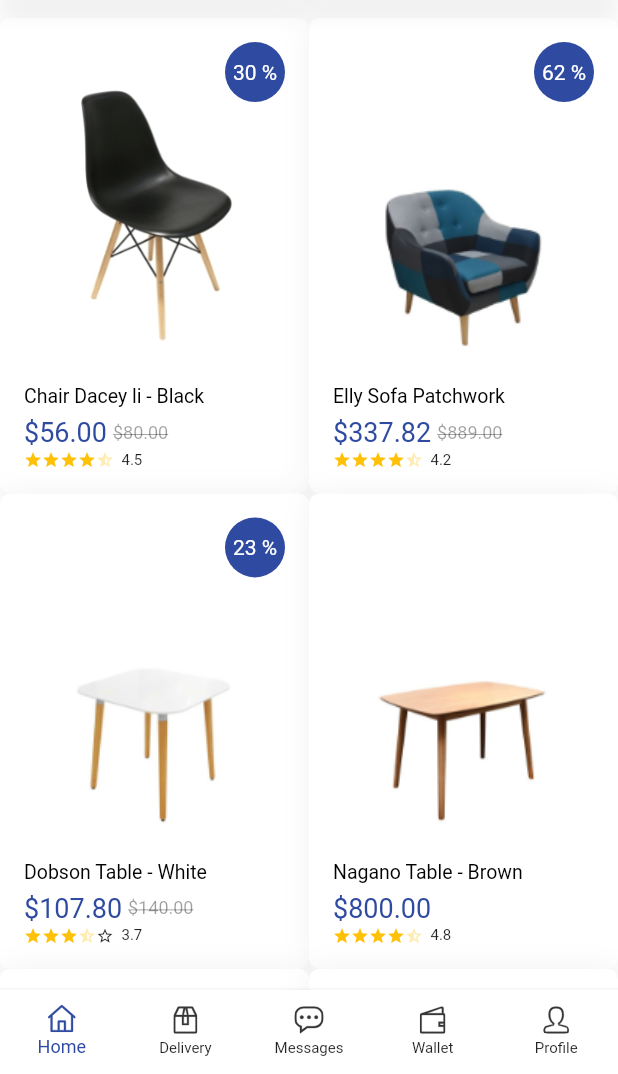
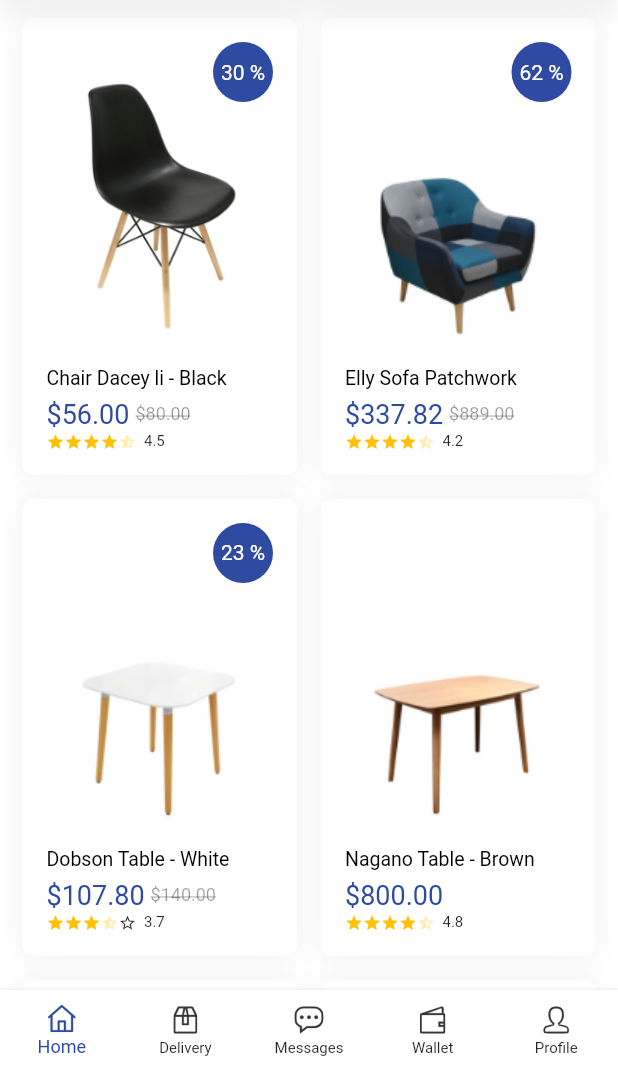
Before and after one commit to jobic10/flutter-furniture-ui, a Flutter app: the CategoryScreen screen opened directly, on a phone screen of 412 x 824 dp, the part 162-1236 px from its top. Run offline on Flutter 3.47's test engine with Material 2 defaults, Android fonts, the phone set to English and light mode, and no system bars; drawn by our look-alikes of flutter_rating_bar; our stand-ins replace flutter_svg.

Commit message:
UI Completed

```diff
--- a/lib/screens/category/category_screen.dart
+++ b/lib/screens/category/category_screen.dart
@@ -28,11 +28,18 @@ class _CategoryScreenState extends State<CategoryScreen> {
             SliverGrid.count(
               crossAxisCount: 2,
               childAspectRatio: 0.65,
+              mainAxisSpacing: 16,
+              crossAxisSpacing: 16,
               children: Fake.furnitures
                   .asMap()
                   .entries
                   .map(
-                    (e) => FurnitureGridItem(item: e.value),
+                    (e) => FurnitureGridItem(
+                      item: e.value,
+                      margin: EdgeInsets.only(
+                          left: e.key.isEven ? 15 : 0,
+                          right: e.key.isOdd ? 15 : 0),
+                    ),
                   )
                   .toList(),
             ),
--- a/lib/screens/category/widgets/furniture_grid_item.dart
+++ b/lib/screens/category/widgets/furniture_grid_item.dart
@@ -6,14 +6,17 @@ import 'package:furniture_ui/models/item.dart';
 
 class FurnitureGridItem extends StatelessWidget {
   final Item item;
+  final EdgeInsets margin;
   const FurnitureGridItem({
     Key? key,
     required this.item,
+    required this.margin,
   }) : super(key: key);
 
   @override
   Widget build(BuildContext context) {
     return Container(
+      margin: margin,
       decoration: BoxDecoration(
         color: Colors.white,
         borderRadius: BorderRadius.circular(7),
```
